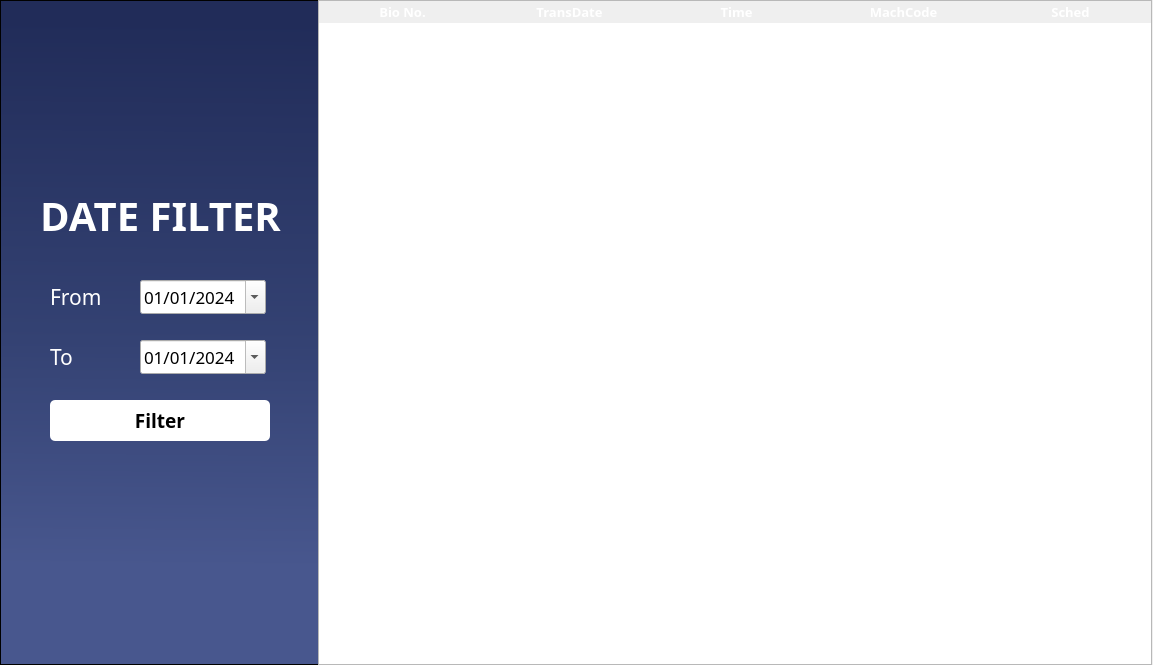
Above: TimeKeeping/timeLogger/timeLog.ui from Maze711/systemPayroll before the change. Below: the same form after it.
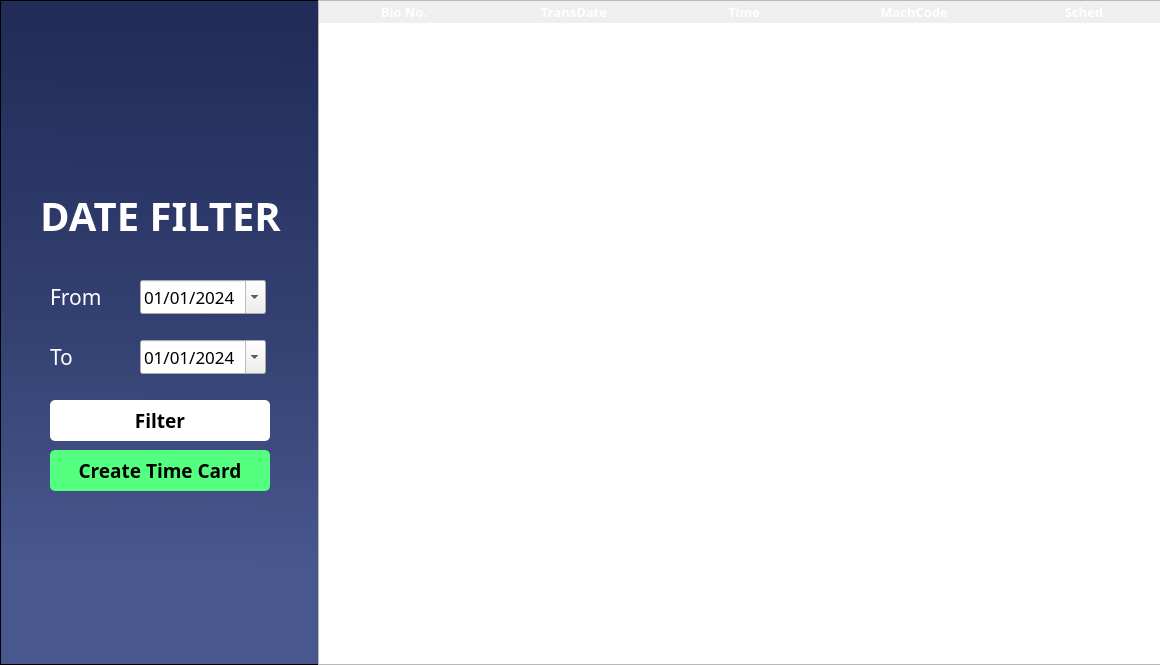
That is the form after the change.

Commit message: Time Card Started

Patch:
```diff
--- a/TimeKeeping/timeLogger/timeLog.ui
+++ b/TimeKeeping/timeLogger/timeLog.ui
@@ -6,7 +6,7 @@
    <rect>
     <x>0</x>
     <y>0</y>
-    <width>1153</width>
+    <width>1160</width>
     <height>665</height>
    </rect>
   </property>
@@ -208,13 +208,47 @@
       </size>
      </property>
     </widget>
+    <widget class="QPushButton" name="btnCard">
+     <property name="geometry">
+      <rect>
+       <x>50</x>
+       <y>450</y>
+       <width>220</width>
+       <height>41</height>
+      </rect>
+     </property>
+     <property name="font">
+      <font>
+       <family>Poppins</family>
+       <pointsize>14</pointsize>
+       <weight>75</weight>
+       <bold>true</bold>
+      </font>
+     </property>
+     <property name="cursor">
+      <cursorShape>PointingHandCursor</cursorShape>
+     </property>
+     <property name="styleSheet">
+      <string notr="true">background-color: rgb(85, 255, 127);
+border-radius: 5px;</string>
+     </property>
+     <property name="text">
+      <string>Create Time Card</string>
+     </property>
+     <property name="iconSize">
+      <size>
+       <width>22</width>
+       <height>22</height>
+      </size>
+     </property>
+    </widget>
    </widget>
    <widget class="QTableWidget" name="employeeListTable">
     <property name="geometry">
      <rect>
       <x>318</x>
       <y>0</y>
-      <width>834</width>
+      <width>860</width>
       <height>665</height>
      </rect>
     </property>
@@ -309,7 +343,10 @@
      <number>50</number>
     </attribute>
     <attribute name="horizontalHeaderDefaultSectionSize">
-     <number>167</number>
+     <number>170</number>
+    </attribute>
+    <attribute name="horizontalHeaderHighlightSections">
+     <bool>true</bool>
     </attribute>
     <attribute name="horizontalHeaderShowSortIndicator" stdset="0">
      <bool>false</bool>
```
The commit also changes 6 other files.
